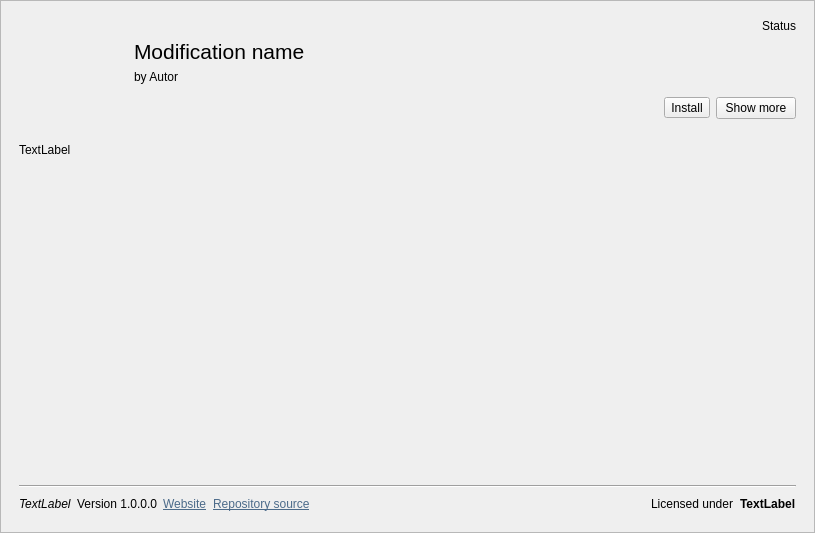
This is src/modrepositoryentrywidget.ui in kriana/SilVerPLuM as Qt 5 draws it before an edit. The edited form follows.
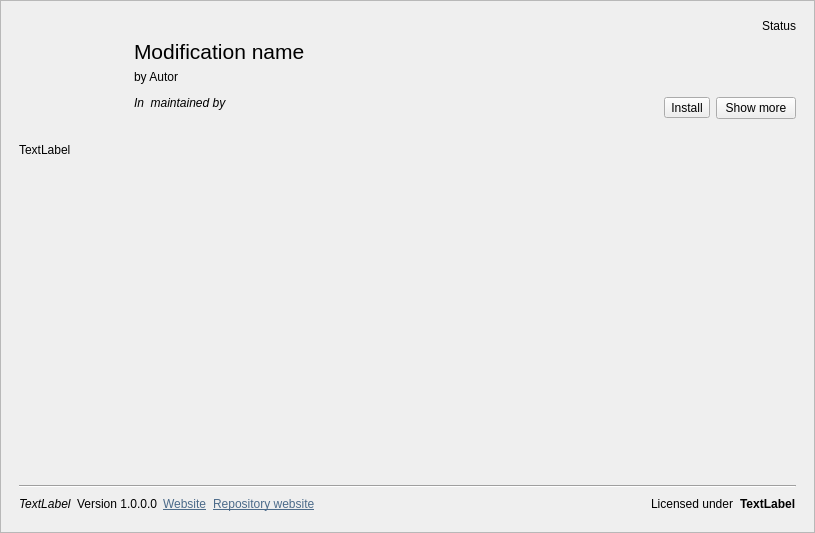
This is the edited form. Icons and pictures are not drawn.

Commit message: * More repository info displayed

Patch:
```diff
--- a/src/modrepositoryentrywidget.ui
+++ b/src/modrepositoryentrywidget.ui
@@ -130,6 +130,18 @@
               </property>
              </widget>
             </item>
+            <item>
+             <widget class="QLabel" name="lblRepositoryInfo">
+              <property name="font">
+               <font>
+                <italic>true</italic>
+               </font>
+              </property>
+              <property name="text">
+               <string>In &lt;Repository&gt; maintained by &lt;maintainer&gt;</string>
+              </property>
+             </widget>
+            </item>
            </layout>
           </widget>
          </item>
@@ -282,7 +294,7 @@
            <item>
             <widget class="QLabel" name="lblRepositorySource">
              <property name="text">
-              <string>&lt;html&gt;&lt;head/&gt;&lt;body&gt;&lt;p&gt;&lt;a href=&quot;https://&quot;&gt;&lt;span style=&quot; text-decoration: underline; color:#4c6b8a;&quot;&gt;Repository source&lt;/span&gt;&lt;/a&gt;&lt;/p&gt;&lt;/body&gt;&lt;/html&gt;</string>
+              <string>&lt;html&gt;&lt;head/&gt;&lt;body&gt;&lt;p&gt;&lt;a href=&quot;https://&quot;&gt;&lt;span style=&quot; text-decoration: underline; color:#4c6b8a;&quot;&gt;Repository website&lt;/span&gt;&lt;/a&gt;&lt;/p&gt;&lt;/body&gt;&lt;/html&gt;</string>
              </property>
              <property name="openExternalLinks">
               <bool>true</bool>
```
Left out of the diff: 2 changed lines with no effect on the pictures. The commit also changes 10 other files.
